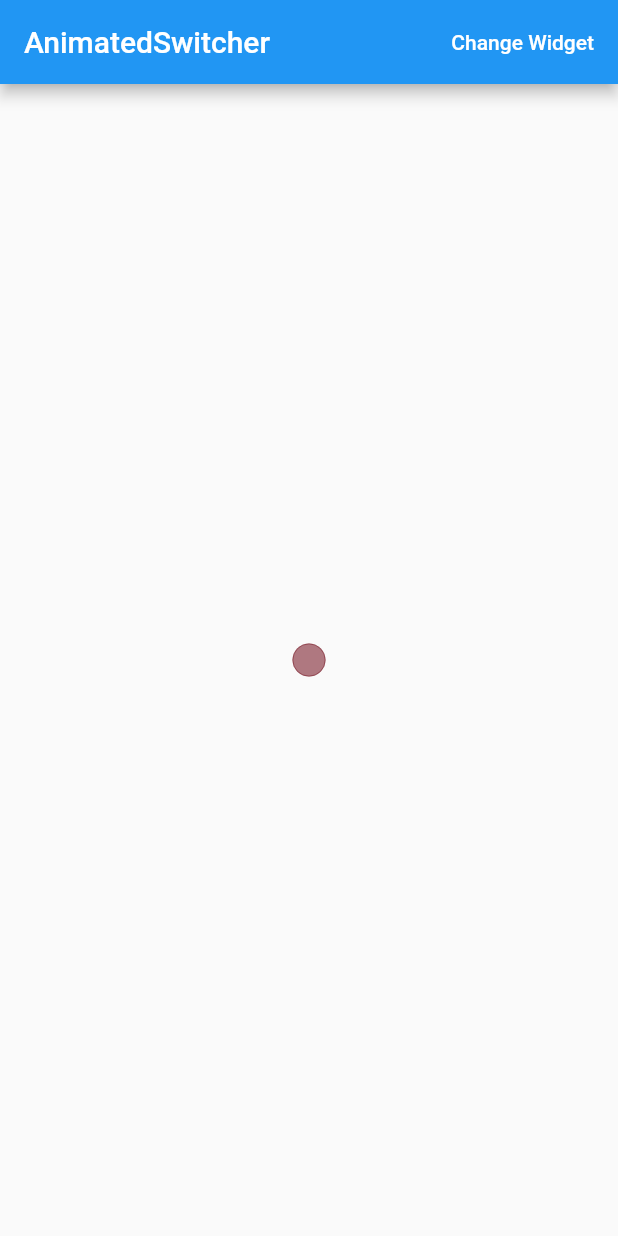
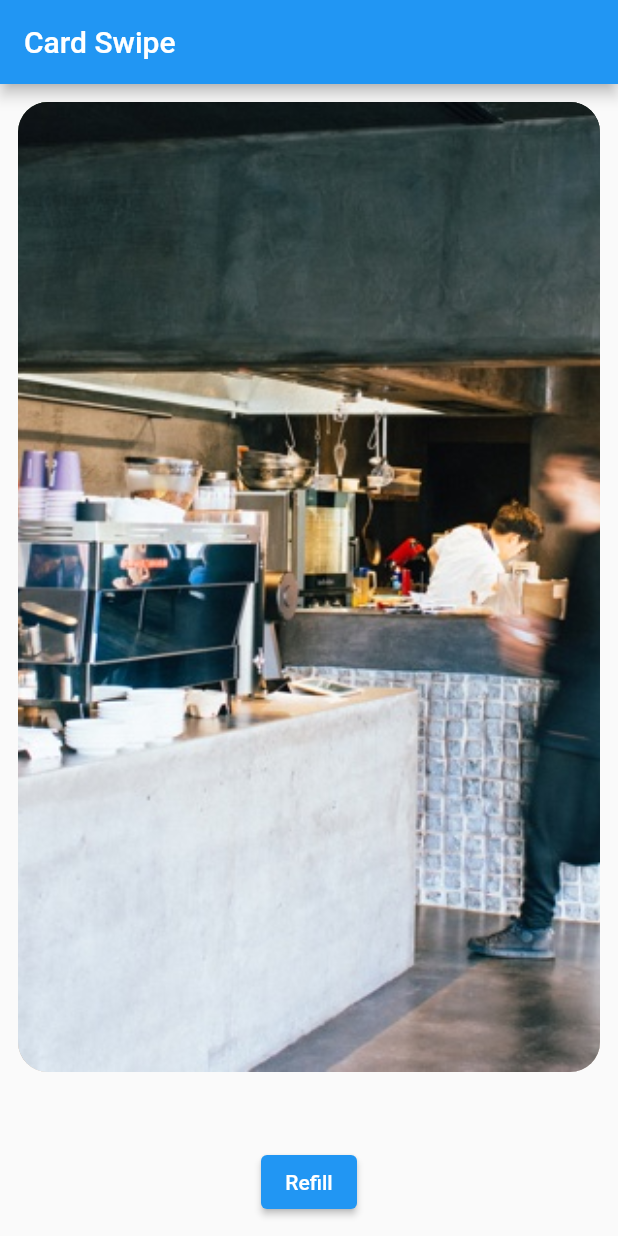
Before and after one commit to fenturechance/flutterPractice2021, a Flutter app: the screen it shows after launch, on a phone screen of 412 x 824 dp. Run offline on Flutter 3.47's test engine with Material 2 defaults, Android fonts, the phone set to English and light mode, and no system bars.

Commit message:
for in array / SingleTickerProviderStateMixin /  AnimationController.unbounded / drive / onHorizontalDragStart / onHorizontalDragUpdate / onHorizontalDragEnd / localPosition.dx / context.size / abs / SpringDescription / SpringSimulation / dart:ui / flutter/physics.dart

```diff
--- /dev/null
+++ b/lib/card.dart
@@ -0,0 +1,22 @@
+import 'package:flutter/material.dart';
+
+class Card extends StatelessWidget {
+  final String imageAssetName;
+  const Card({required this.imageAssetName, Key? key}) : super(key: key);
+
+  @override
+  Widget build(BuildContext context) {
+    return AspectRatio(
+      aspectRatio: 3 / 5,
+      child: DecoratedBox(
+        decoration: BoxDecoration(
+          borderRadius: BorderRadius.circular(20.0),
+          image: DecorationImage(
+            image: AssetImage(imageAssetName),
+            fit: BoxFit.cover,
+          ),
+        ),
+      ),
+    );
+  }
+}
--- a/lib/main.dart
+++ b/lib/main.dart
@@ -1,5 +1,5 @@
 import 'package:flutter/material.dart';
-import 'dart:math';
+import './swipeableCard.dart';
 
 void main() {
   runApp(MaterialApp(
@@ -7,21 +7,6 @@ void main() {
   ));
 }
 
-Color generateColor() => Color(0xFFFFFFFF & Random().nextInt(0xFFFFFFFF));
-
-Widget generateContainer(int keyCount) => Container(
-      key: ValueKey<int>(keyCount),
-      height: Random().nextDouble() * 200,
-      width: Random().nextDouble() * 200,
-      decoration: BoxDecoration(
-        color: generateColor(),
-        borderRadius: BorderRadius.circular(Random().nextDouble() * 100),
-        border: Border.all(
-          color: generateColor(),
-          width: Random().nextDouble() * 5,
-        ),
-      ),
-    );
 class HomePage extends StatefulWidget {
   const HomePage({Key? key}) : super(key: key);
 
@@ -30,46 +15,58 @@ class HomePage extends StatefulWidget {
 }
 
 class _HomePageState extends State<HomePage> {
-
-  late Widget container;
-  late int keyCount;
-
+  late List<String> fileNames;
   @override
   void initState() {
     super.initState();
-    keyCount = 0;
-    container = generateContainer(keyCount);
+    _resetCards();
   }
 
+  void _resetCards() {
+    fileNames = [
+      'assets/eat_cape_town_sm.jpg',
+      'assets/eat_new_orleans_sm.jpg',
+      'assets/eat_sydney_sm.jpg',
+    ];
+  }
 
   @override
   Widget build(BuildContext context) {
     return Scaffold(
       appBar: AppBar(
-        title: const Text('AnimatedSwitcher'),
-        actions: [
-          MaterialButton(
-            onPressed: () => setState(
-              () => container = generateContainer(++keyCount),
-            ),
-            child: Text(
-              'Change Widget',
-              style: TextStyle(
-                  color: Theme.of(context).buttonTheme.colorScheme!.onPrimary),
-            ),
-          ),
-        ],
+        title: const Text('Card Swipe'),
       ),
-      body: Center(
-        // AnimatedSwitcher Widget is used to switch between different widgets
-        // with a given transition. You can change the transitions by using
-        // transitionBuilder property.
-        child: AnimatedSwitcher(
-          duration: const Duration(seconds: 1),
-          child: container,
-          transitionBuilder: (child, animation) => ScaleTransition(
-            child: child,
-            scale: animation,
+      body: Padding(
+        padding: const EdgeInsets.all(12.0),
+        child: Center(
+          child: Column(
+            children: <Widget>[
+              Expanded(
+                child: ClipRect(
+                  child: Stack(
+                    children: <Widget>[
+                      for (final fileName in fileNames)
+                        SwipeableCard(
+                          imageAssetName: fileName,
+                          onSwiped: () {
+                            setState(() {
+                              fileNames.remove(fileName);
+                            });
+                          },
+                        ),
+                    ],
+                  ),
+                ),
+              ),
+              ElevatedButton(
+                child: const Text('Refill'),
+                onPressed: () {
+                  setState(() {
+                    _resetCards();
+                  });
+                },
+              ),
+            ],
           ),
         ),
       ),
--- /dev/null
+++ b/lib/swipeableCard.dart
@@ -0,0 +1,105 @@
+import 'package:flutter/material.dart' hide Card;
+import 'dart:ui';
+import './card.dart';
+import 'package:flutter/physics.dart';
+
+class SwipeableCard extends StatefulWidget {
+  final String imageAssetName;
+  final VoidCallback onSwiped;
+  const SwipeableCard(
+      {required this.onSwiped, required this.imageAssetName, Key? key})
+      : super(key: key);
+
+  @override
+  _SwipeableCardState createState() => _SwipeableCardState();
+}
+
+class _SwipeableCardState extends State<SwipeableCard>
+    with SingleTickerProviderStateMixin {
+  late AnimationController _controller;
+  late Animation<Offset> _animation;
+  late double _dragStartX;
+  bool _isSwipingLeft = false;
+
+  @override
+  void initState() {
+    super.initState();
+    _controller = AnimationController.unbounded(vsync: this);
+    _animation = _controller.drive(Tween<Offset>(
+      begin: Offset.zero,
+      end: const Offset(1, 0),
+    ));
+  }
+
+  @override
+  Widget build(BuildContext context) {
+    return SlideTransition(
+      position: _animation,
+      child: GestureDetector(
+        onHorizontalDragStart: _dragStart,
+        onHorizontalDragUpdate: _dragUpdate,
+        onHorizontalDragEnd: _dragEnd,
+        child: Card(imageAssetName: widget.imageAssetName),
+      ),
+    );
+  }
+
+  void _dragStart(DragStartDetails details) {
+    _dragStartX = details.localPosition.dx;
+  }
+
+  void _dragUpdate(DragUpdateDetails details) {
+    var isSwipingLeft = (details.localPosition.dx - _dragStartX) < 0;
+    if (isSwipingLeft != _isSwipingLeft) {
+      _isSwipingLeft = isSwipingLeft;
+      _updateAnimation(details.localPosition.dx);
+    }
+
+    setState(() {
+      final size = context.size;
+
+      if (size == null) {
+        return;
+      }
+
+      // Calculate the amount dragged in unit coordinates (between 0 and 1)
+      // using this widgets width.
+      _controller.value =
+          (details.localPosition.dx - _dragStartX).abs() / size.width;
+    });
+  }
+
+  void _dragEnd(DragEndDetails details) {
+    final size = context.size;
+
+    if (size == null) {
+      return;
+    }
+
+    var velocity = (details.velocity.pixelsPerSecond.dx / size.width).abs();
+    _animate(velocity: velocity);
+  }
+
+  void _updateAnimation(double dragPosition) {
+    _animation = _controller.drive(Tween<Offset>(
+      begin: Offset.zero,
+      end: _isSwipingLeft ? const Offset(-1, 0) : const Offset(1, 0),
+    ));
+  }
+
+  void _animate({double velocity = 0}) {
+    var description =
+        const SpringDescription(mass: 50, stiffness: 1, damping: 1);
+    var simulation =
+        SpringSimulation(description, _controller.value, 1, velocity);
+    _controller.animateWith(simulation).then<void>((_) {
+      widget.onSwiped();
+    });
+  }
+
+  @override
+  void dispose() {
+    _controller.dispose();
+    super.dispose();
+  }
+}
--- a/pubspec.yaml
+++ b/pubspec.yaml
@@ -45,6 +45,7 @@ flutter:
   uses-material-design: true
   assets:
     - assets/images/
+    - assets/
 
   # To add assets to your application, add an assets section, like this:
   # assets:
```
Also changed, not shown: lib/a_page.dart (deleted, +0 -17 lines), lib/b_page.dart (deleted, +0 -17 lines), assets/eat_cape_town_sm.jpg (added), assets/eat_new_orleans_sm.jpg (added), assets/eat_sydney_sm.jpg (added), 3 other files.
